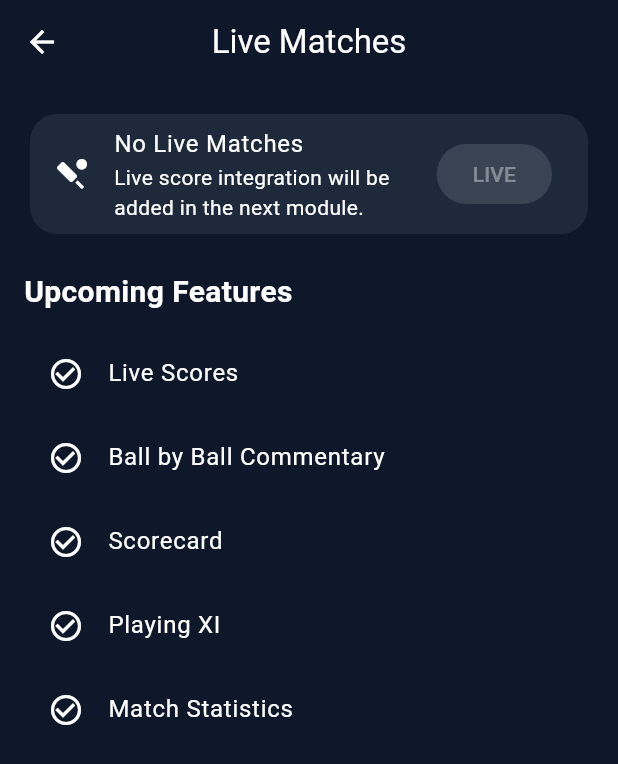
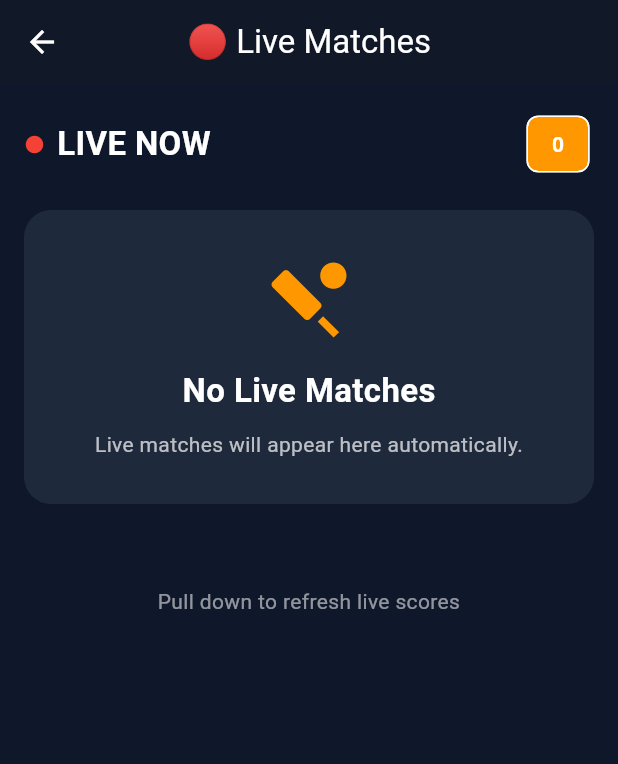
Before and after one commit to meet96200-crypto/the_sixer_factory, a Flutter app: the LiveScreen screen opened directly, on a phone screen of 412 x 824 dp. Shown: the top 764 px of the screen. Run offline on Flutter 3.47's test engine with Material 3 defaults, Android fonts, the phone set to English and light mode, and no system bars; our stand-ins replace cloud_firestore, firebase_auth, firebase_core, firebase_messaging, firebase_storage, flutter_local_notifications and 1 more; accounts and stored records are empty; network calls fail.

Commit message:
Live Screen v2, Notification setup, AndroidManifest updated, Project improvements

```diff
--- a/lib/core/theme/app_colors.dart
+++ b/lib/core/theme/app_colors.dart
@@ -13,5 +13,10 @@ class AppColors {
   static const Color white = Colors.white;
   static const Color grey = Colors.white70;
 
+  // ✅ Add these colors
+  static const Color textPrimary = Colors.white;
+  static const Color textSecondary = Colors.white70;
+  static const Color success = Colors.green;
+
   static const Color error = Colors.red;
 }
--- a/lib/screens/live/live_screen.dart
+++ b/lib/screens/live/live_screen.dart
@@ -1,61 +1,168 @@
 import 'package:flutter/material.dart';
+import 'package:provider/provider.dart';
+import '../../widgets/live_match_list.dart';
+import '../../providers/home_provider.dart';
+import '../../widgets/hero_live_card.dart';
+import '../match/match_details_screen.dart';
 
 class LiveScreen extends StatelessWidget {
   const LiveScreen({super.key});
 
   @override
   Widget build(BuildContext context) {
+    final provider = context.watch<HomeProvider>();
+
     return Scaffold(
+      backgroundColor: const Color(0xff0F172A),
+
       appBar: AppBar(
-        title: const Text('Live Matches'),
+        backgroundColor: const Color(0xff111827),
         centerTitle: true,
+        title: const Text(
+          "🔴 Live Matches",
         ),
-      body: ListView(
+      ),
+
+      body: provider.isLoading
+          ? const Center(
+        child: CircularProgressIndicator(),
+      )
+          : RefreshIndicator(
+        onRefresh: provider.refresh,
+        child: ListView(
           padding: const EdgeInsets.all(16),
           children: [
-          Card(
-            child: ListTile(
-              leading: const Icon(Icons.sports_cricket),
-              title: const Text('No Live Matches'),
-              subtitle: const Text(
-                'Live score integration will be added in the next module.',
+
+            if (provider.error.isNotEmpty)
+              Container(
+                margin: const EdgeInsets.only(bottom: 20),
+                padding: const EdgeInsets.all(16),
+                decoration: BoxDecoration(
+                  color: Colors.red.shade700,
+                  borderRadius: BorderRadius.circular(14),
                 ),
-              trailing: ElevatedButton(
-                onPressed: null,
-                child: const Text('LIVE'),
+                child: Text(
+                  provider.error,
+                  style: const TextStyle(
+                    color: Colors.white,
                   ),
                 ),
               ),
-          const SizedBox(height: 20),
+
+            Row(
+              children: [
+
+                const Icon(
+                  Icons.circle,
+                  color: Colors.red,
+                  size: 14,
+                ),
+
+                const SizedBox(width: 8),
+
                 const Text(
-            'Upcoming Features',
+                  "LIVE NOW",
                   style: TextStyle(
-              fontSize: 20,
+                    color: Colors.white,
+                    fontSize: 22,
                     fontWeight: FontWeight.bold,
                   ),
                 ),
-          const SizedBox(height: 12),
-          const ListTile(
-            leading: Icon(Icons.check_circle_outline),
-            title: Text('Live Scores'),
+
+                const Spacer(),
+
+                Chip(
+                  backgroundColor: Colors.orange,
+                  label: Text(
+                    "${provider.liveMatches.length}",
+                    style: const TextStyle(
+                      color: Colors.white,
+                      fontWeight: FontWeight.bold,
                     ),
-          const ListTile(
-            leading: Icon(Icons.check_circle_outline),
-            title: Text('Ball by Ball Commentary'),
                   ),
-          const ListTile(
-            leading: Icon(Icons.check_circle_outline),
-            title: Text('Scorecard'),
                 ),
-          const ListTile(
-            leading: Icon(Icons.check_circle_outline),
-            title: Text('Playing XI'),
+
+              ],
             ),
-          const ListTile(
-            leading: Icon(Icons.check_circle_outline),
-            title: Text('Match Statistics'),
+
+            const SizedBox(height: 20),
+
+            if (provider.liveMatches.isNotEmpty)
+
+              HeroLiveCard(
+                match: provider.liveMatches.first,
+                onTap: () {
+                  Navigator.push(
+                    context,
+                    MaterialPageRoute(
+                      builder: (_) => MatchDetailsScreen(
+                        match: provider.liveMatches.first,
                       ),
+                    ),
+                  );
+                },
+              )
+
+            else
+
+              Container(
+                padding: const EdgeInsets.all(30),
+                decoration: BoxDecoration(
+                  color: const Color(0xff1E293B),
+                  borderRadius: BorderRadius.circular(18),
+                ),
+                child: const Column(
+                  children: [
+
+                    Icon(
+                      Icons.sports_cricket,
+                      color: Colors.orange,
+                      size: 60,
+                    ),
+
+                    SizedBox(height: 15),
+
+                    Text(
+                      "No Live Matches",
+                      style: TextStyle(
+                        color: Colors.white,
+                        fontSize: 22,
+                        fontWeight: FontWeight.bold,
+                      ),
+                    ),
+
+                    SizedBox(height: 10),
+
+                    Text(
+                      "Live matches will appear here automatically.",
+                      textAlign: TextAlign.center,
+                      style: TextStyle(
+                        color: Colors.white70,
+                      ),
+                    ),
+
                   ],
+                ),
+              ),
+            const SizedBox(height: 25),
+
+            LiveMatchList(
+              matches: provider.liveMatches,
+            ),
+            const SizedBox(height: 30),
+
+            const Text(
+              "Pull down to refresh live scores",
+              textAlign: TextAlign.center,
+              style: TextStyle(
+                color: Colors.white54,
+              ),
+            ),
+
+            const SizedBox(height: 40),
+
+          ],
+        ),
       ),
     );
   }
--- a/pubspec.yaml
+++ b/pubspec.yaml
@@ -18,7 +18,10 @@ dependencies:
   cloud_firestore: ^6.0.1
   firebase_storage: ^13.4.3
   firebase_messaging: ^16.0.1
+
   shared_preferences: ^2.5.3
+
+  flutter_local_notifications: ^19.4.0
 
   google_sign_in: ^7.1.1
 
```
Also changed, not shown: lib/main.dart (+6 -1 lines), lib/screens/profile/profile_screen.dart (+16 -0 lines), lib/screens/rankings/ranking_tab.dart (+19 -0 lines), lib/screens/settings/settings_screen.dart (added, +182 -0 lines), lib/services/api_service.dart (+9 -2 lines), lib/services/notification_service.dart (added, +66 -0 lines), lib/widgets/live_match_list.dart (added, +208 -0 lines), pubspec.lock, 3 other files. Lines whose indentation alone changed are shown as unchanged.
